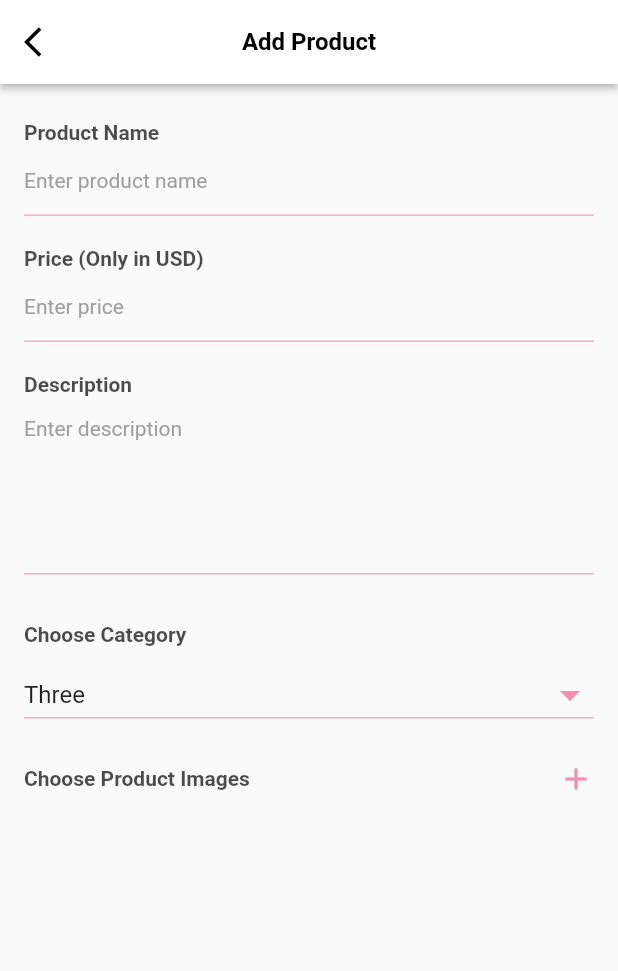
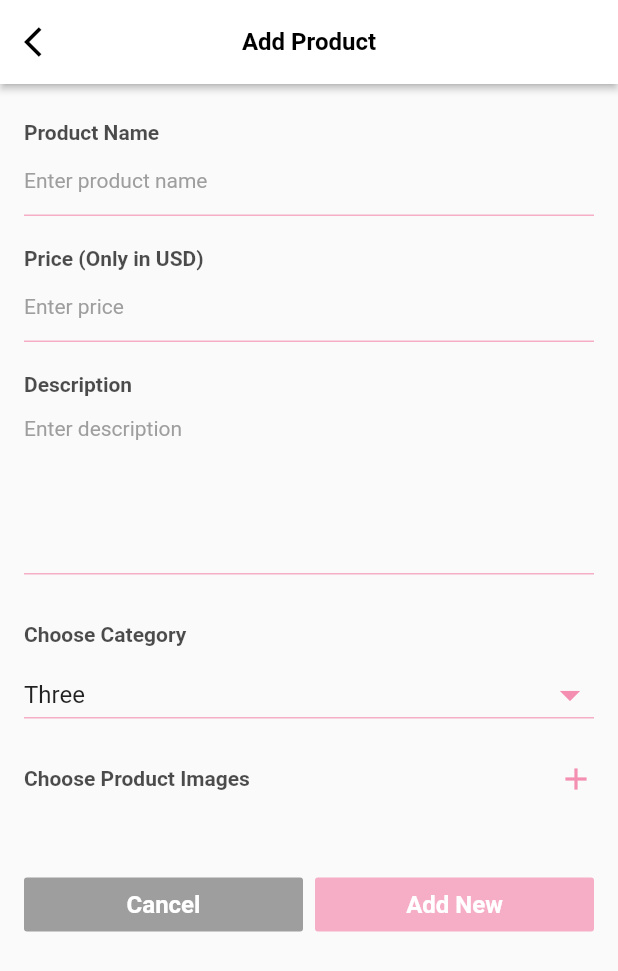
Before and after one commit to Nyan-Win-Naing/fake_store_app, a Flutter app: the ProfilePage screen opened directly, after a tap on "Add Product", on a phone screen of 412 x 824 dp. Shown: the top 971 px of the screen. Run offline on Flutter 3.47's test engine with Material 2 defaults, Android fonts, the phone set to English and light mode, and no system bars; our stand-ins replace dots_indicator, image_picker; network calls fail.

Commit message:
Fake Store UI Implementation

```diff
--- /dev/null
+++ b/lib/blocs/add_product_bloc.dart
@@ -0,0 +1,39 @@
+import 'dart:io';
+
+import 'package:flutter/foundation.dart';
+
+class AddProductBloc extends ChangeNotifier {
+  /// States
+  bool _disposed = false;
+
+  /// Image
+  List<File> chosenImageFileList = [];
+
+
+  AddProductBloc() {}
+
+  void onImageChosen(File imageFile) {
+    chosenImageFileList.add(imageFile);
+    chosenImageFileList = List.of(chosenImageFileList);
+    notifyListeners();
+  }
+
+  void onTapDeleteImage(File imageFile) {
+    chosenImageFileList.remove(imageFile);
+    chosenImageFileList = List.of(chosenImageFileList);
+    notifyListeners();
+  }
+
+  @override
+  void dispose() {
+    _disposed = true;
+    super.dispose();
+  }
+
+  @override
+  void notifyListeners() {
+    if(!_disposed) {
+      super.notifyListeners();
+    }
+  }
+}
--- a/lib/pages/add_post_page.dart
+++ /dev/null
@@ -1,135 +0,0 @@
-import 'package:fake_store_app/resources/colors.dart';
-import 'package:fake_store_app/resources/dimens.dart';
-import 'package:fake_store_app/widgets/form_style_view.dart';
-import 'package:flutter/material.dart';
-
-class AddPostPage extends StatelessWidget {
-  @override
-  Widget build(BuildContext context) {
-    return Scaffold(
-      appBar: AppBar(
-        elevation: 2,
-        backgroundColor: Colors.white,
-        automaticallyImplyLeading: false,
-        centerTitle: true,
-        leading: GestureDetector(
-          onTap: () {
-            Navigator.pop(context);
-          },
-          child: Icon(
-            Icons.arrow_back_ios,
-            color: Colors.black,
-          ),
-        ),
-        title: Text(
-          "Add Product",
-          style: TextStyle(
-            color: Colors.black,
-            fontSize: TEXT_REGULAR_2X,
-            fontWeight: FontWeight.w700,
-          ),
-        ),
-      ),
-      body: Container(
-        child: SingleChildScrollView(
-          child: Column(
-            crossAxisAlignment: CrossAxisAlignment.start,
-            children: [
-              SizedBox(height: MARGIN_LARGE),
-              FormStyleView(
-                label: "Product Name",
-                hintText: "Enter product name",
-              ),
-              SizedBox(height: MARGIN_MEDIUM_3),
-              FormStyleView(
-                label: "Price (Only in USD)",
-                hintText: "Enter price",
-                isNumberOnlyField: true,
-              ),
-              SizedBox(height: MARGIN_MEDIUM_3),
-              FormStyleView(
-                label: "Description",
-                hintText: "Enter description",
-                isDescriptionField: true,
-              ),
-              SizedBox(height: MARGIN_XLARGE),
-              ChooseCategoryDropDownView(),
-              SizedBox(height: MARGIN_MEDIUM_3),
-              Padding(
-                padding: const EdgeInsets.symmetric(horizontal: MARGIN_MEDIUM_2),
-                child: Row(
-                  mainAxisAlignment: MainAxisAlignment.spaceBetween,
-                  children: [
-                    Text(
-                      "Choose Product Images",
-                      style: TextStyle(
-                        color: Color.fromRGBO(0, 0, 0, 0.7),
-                        fontWeight: FontWeight.w600,
-                      ),
-                    ),
-                    Icon(
-                      Icons.add,
-                      color: PRIMARY_LIGHT_COLOR,
-                    ),
-                  ],
-                ),
-              ),
-            ],
-          ),
-        ),
-      ),
-    );
-  }
-}
-
-class ChooseCategoryDropDownView extends StatelessWidget {
-  const ChooseCategoryDropDownView({
-    Key key,
-  }) : super(key: key);
-
-  @override
-  Widget build(BuildContext context) {
-    return Padding(
-      padding: const EdgeInsets.symmetric(horizontal: MARGIN_MEDIUM_2),
-      child: Column(
-        crossAxisAlignment: CrossAxisAlignment.start,
-        children: [
-          Text(
-            "Choose Category",
-            style: TextStyle(
-              color: Color.fromRGBO(0, 0, 0, 0.7),
-              fontWeight: FontWeight.w600,
-            ),
-          ),
-          SizedBox(height: MARGIN_MEDIUM),
-          Container(
-            child: DropdownButton<String>(
-              isExpanded: true,
-              value: "Three",
-              icon: Icon(
-                Icons.arrow_drop_down_outlined,
-                size: MARGIN_XLARGE,
-                color: PRIMARY_LIGHT_COLOR,
-              ),
-              underline: Container(
-                height: 1,
-                color: SECONDARY_COLOR,
-              ),
-              onChanged: (value) {},
-              items: ["One", "Two", "Three", "Four"]
-                  .map(
-                    (e) => DropdownMenuItem(
-                      value: e,
-                      child: Text(
-                        e,
-                      ),
-                    ),
-                  )
-                  .toList(),
-            ),
-          ),
-        ],
-      ),
-    );
-  }
-}
--- /dev/null
+++ b/lib/pages/add_product_page.dart
@@ -0,0 +1,236 @@
+import 'dart:io';
+
+import 'package:fake_store_app/blocs/add_product_bloc.dart';
+import 'package:fake_store_app/resources/colors.dart';
+import 'package:fake_store_app/resources/dimens.dart';
+import 'package:fake_store_app/viewitems/add_product_image_view.dart';
+import 'package:fake_store_app/widgets/add_category_button_view.dart';
+import 'package:fake_store_app/widgets/form_style_view.dart';
+import 'package:flutter/material.dart';
+import 'package:image_picker/image_picker.dart';
+import 'package:provider/provider.dart';
+
+class AddProductPage extends StatelessWidget {
+  @override
+  Widget build(BuildContext context) {
+    return ChangeNotifierProvider(
+      create: (context) => AddProductBloc(),
+      child: Scaffold(
+        appBar: AppBar(
+          elevation: 2,
+          backgroundColor: Colors.white,
+          automaticallyImplyLeading: false,
+          centerTitle: true,
+          leading: GestureDetector(
+            onTap: () {
+              Navigator.pop(context);
+            },
+            child: Icon(
+              Icons.arrow_back_ios,
+              color: Colors.black,
+            ),
+          ),
+          title: Text(
+            "Add Product",
+            style: TextStyle(
+              color: Colors.black,
+              fontSize: TEXT_REGULAR_2X,
+              fontWeight: FontWeight.w700,
+            ),
+          ),
+        ),
+        body: Container(
+          child: SingleChildScrollView(
+            child: Column(
+              crossAxisAlignment: CrossAxisAlignment.start,
+              children: [
+                SizedBox(height: MARGIN_LARGE),
+                FormStyleView(
+                  label: "Product Name",
+                  hintText: "Enter product name",
+                ),
+                SizedBox(height: MARGIN_MEDIUM_3),
+                FormStyleView(
+                  label: "Price (Only in USD)",
+                  hintText: "Enter price",
+                  isNumberOnlyField: true,
+                ),
+                SizedBox(height: MARGIN_MEDIUM_3),
+                FormStyleView(
+                  label: "Description",
+                  hintText: "Enter description",
+                  isDescriptionField: true,
+                ),
+                SizedBox(height: MARGIN_XLARGE),
+                ChooseCategoryDropDownView(),
+                SizedBox(height: MARGIN_MEDIUM_3),
+                ChosenProductImageSectionView(),
+                SizedBox(height: MARGIN_XLARGE),
+                Padding(
+                  padding: EdgeInsets.symmetric(horizontal: MARGIN_MEDIUM_2),
+                  child: Row(
+                    children: [
+                      AddCategoryButtonView(
+                        label: "Cancel",
+                        backgroundColor: Colors.grey,
+                        textColor: Colors.white,
+                        onTap: () {
+                          Navigator.pop(context);
+                        },
+                      ),
+                      SizedBox(width: MARGIN_MEDIUM),
+                      AddCategoryButtonView(
+                        label: "Add New",
+                        backgroundColor: SECONDARY_COLOR,
+                        textColor: Colors.white,
+                        onTap: () {},
+                      ),
+                    ],
+                  ),
+                )
+              ],
+            ),
+          ),
+        ),
+      ),
+    );
+  }
+}
+
+class ChosenProductImageSectionView extends StatelessWidget {
+  const ChosenProductImageSectionView({
+    Key key,
+  }) : super(key: key);
+
+  @override
+  Widget build(BuildContext context) {
+    return Selector<AddProductBloc, List<File>>(
+      selector: (context, bloc) => bloc.chosenImageFileList ?? [],
+      shouldRebuild: (previous, next) => previous != next,
+      builder: (context, chosenImageFileList, child) => Column(
+        crossAxisAlignment: CrossAxisAlignment.start,
+        children: [
+          Padding(
+            padding: const EdgeInsets.symmetric(horizontal: MARGIN_MEDIUM_2),
+            child: ChooseImageTitleView(
+              onTap: () async {
+                final ImagePicker _picker = ImagePicker();
+                // Pick an image
+                final PickedFile image =
+                    await _picker.getImage(source: ImageSource.gallery);
+                if (image != null) {
+                  var bloc =
+                      Provider.of<AddProductBloc>(context, listen: false);
+                  bloc.onImageChosen(File(image.path));
+                }
+              },
+            ),
+          ),
+          SizedBox(height: MARGIN_MEDIUM_2),
+          GridView.builder(
+            itemCount: chosenImageFileList.length,
+            physics: NeverScrollableScrollPhysics(),
+            shrinkWrap: true,
+            padding: EdgeInsets.only(left: MARGIN_MEDIUM_2),
+            gridDelegate: SliverGridDelegateWithFixedCrossAxisCount(
+              crossAxisCount: 3,
+              childAspectRatio: 150 / 150,
+            ),
+            itemBuilder: (context, index) {
+              var bloc = Provider.of<AddProductBloc>(context, listen: false);
+              return AddProductImageView(
+                imageFile: chosenImageFileList[index],
+                onTapDelete: (imageFile) {
+                  bloc.onTapDeleteImage(imageFile);
+                },
+              );
+            },
+          ),
+        ],
+      ),
+    );
+  }
+}
+
+class ChooseImageTitleView extends StatelessWidget {
+  Function onTap;
+
+  ChooseImageTitleView({@required this.onTap});
+
+  @override
+  Widget build(BuildContext context) {
+    return Row(
+      mainAxisAlignment: MainAxisAlignment.spaceBetween,
+      children: [
+        Text(
+          "Choose Product Images",
+          style: TextStyle(
+            color: Color.fromRGBO(0, 0, 0, 0.7),
+            fontWeight: FontWeight.w600,
+          ),
+        ),
+        GestureDetector(
+          onTap: () {
+            this.onTap();
+          },
+          child: Icon(
+            Icons.add,
+            color: PRIMARY_LIGHT_COLOR,
+          ),
+        ),
+      ],
+    );
+  }
+}
+
+class ChooseCategoryDropDownView extends StatelessWidget {
+  const ChooseCategoryDropDownView({
+    Key key,
+  }) : super(key: key);
+
+  @override
+  Widget build(BuildContext context) {
+    return Padding(
+      padding: const EdgeInsets.symmetric(horizontal: MARGIN_MEDIUM_2),
+      child: Column(
+        crossAxisAlignment: CrossAxisAlignment.start,
+        children: [
+          Text(
+            "Choose Category",
+            style: TextStyle(
+              color: Color.fromRGBO(0, 0, 0, 0.7),
+              fontWeight: FontWeight.w600,
+            ),
+          ),
+          SizedBox(height: MARGIN_MEDIUM),
+          Container(
+            child: DropdownButton<String>(
+              isExpanded: true,
+              value: "Three",
+              icon: Icon(
+                Icons.arrow_drop_down_outlined,
+                size: MARGIN_XLARGE,
+                color: PRIMARY_LIGHT_COLOR,
+              ),
+              underline: Container(
+                height: 1,
+                color: SECONDARY_COLOR,
+              ),
+              onChanged: (value) {},
+              items: ["One", "Two", "Three", "Four"]
+                  .map(
+                    (e) => DropdownMenuItem(
+                      value: e,
+                      child: Text(
+                        e,
+                      ),
+                    ),
+                  )
+                  .toList(),
+            ),
+          ),
+        ],
+      ),
+    );
+  }
+}
--- a/lib/viewitems/profile_function_view.dart
+++ b/lib/viewitems/profile_function_view.dart
@@ -1,7 +1,7 @@
 import 'dart:ui';
 
 import 'package:fake_store_app/dummy/profile_function_vo.dart';
-import 'package:fake_store_app/pages/add_post_page.dart';
+import 'package:fake_store_app/pages/add_product_page.dart';
 import 'package:fake_store_app/resources/colors.dart';
 import 'package:fake_store_app/resources/dimens.dart';
 import 'package:fake_store_app/widgets/form_style_view.dart';
@@ -21,7 +21,7 @@ class ProfileFunctionView extends StatelessWidget {
         Navigator.push(
           context,
           MaterialPageRoute(
-            builder: (context) => AddPostPage(),
+            builder: (context) => AddProductPage(),
           ),
         );
       },
--- /dev/null
+++ b/lib/widgets/add_category_button_view.dart
@@ -0,0 +1,38 @@
+import 'package:fake_store_app/resources/dimens.dart';
+import 'package:flutter/material.dart';
+
+class AddCategoryButtonView extends StatelessWidget {
+  final String label;
+  final Color backgroundColor;
+  final Color textColor;
+  final Function onTap;
+
+  AddCategoryButtonView({
+    this.label,
+    this.backgroundColor,
+    this.textColor,
+    this.onTap,
+  });
+
+  @override
+  Widget build(BuildContext context) {
+    return Expanded(
+      flex: 1,
+      child: RaisedButton(
+        onPressed: () {
+          this.onTap();
+        },
+        color: backgroundColor,
+        elevation: 0,
+        child: Text(
+          label,
+          style: TextStyle(
+            color: textColor,
+            fontSize: TEXT_REGULAR_2X,
+            fontWeight: FontWeight.w600,
+          ),
+        ),
+      ),
+    );
+  }
+}
--- a/pubspec.yaml
+++ b/pubspec.yaml
@@ -29,6 +29,8 @@ dependencies:
   # Use with the CupertinoIcons class for iOS style icons.
   cupertino_icons: ^1.0.0
   dots_indicator: ^1.0.0
+  image_picker: ^0.6.7+22
+  provider: ^4.3.3
 
 dev_dependencies:
   flutter_test:
```
Also changed, not shown: lib/blocs/category_bloc.dart (added, +40 -0 lines), lib/blocs/sign_up_bloc.dart (added, +37 -0 lines), lib/pages/category_page.dart (+69 -42 lines), lib/pages/sign_up_page.dart (+57 -3 lines), lib/viewitems/add_product_image_view.dart (added, +44 -0 lines), pubspec.lock.
